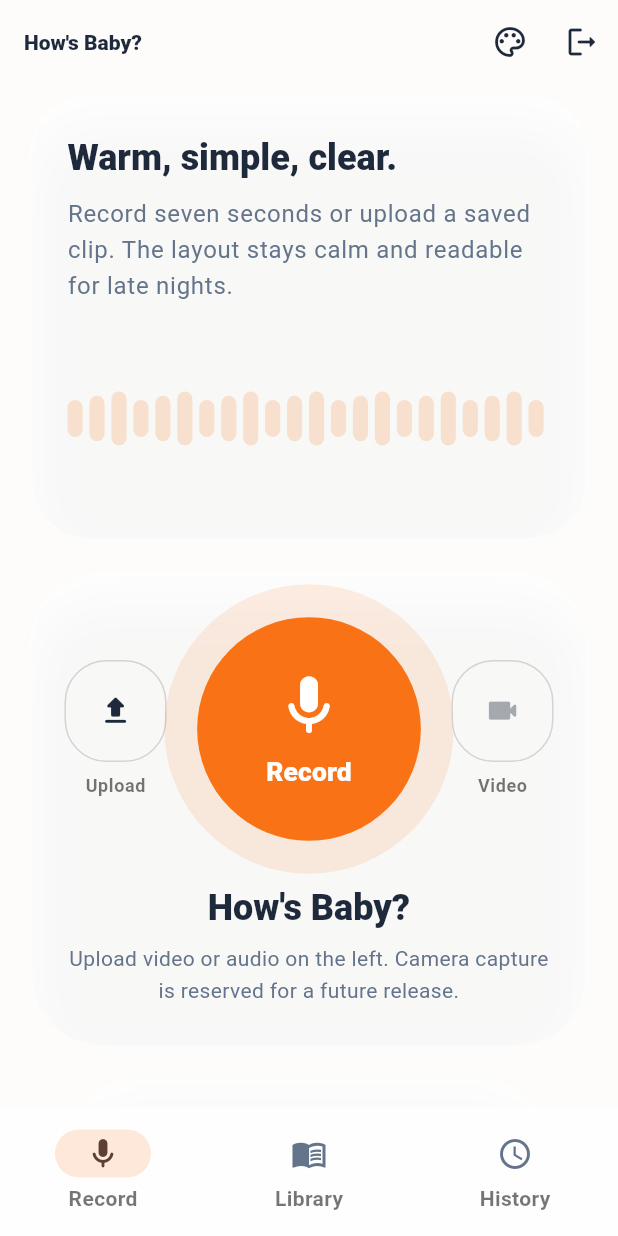
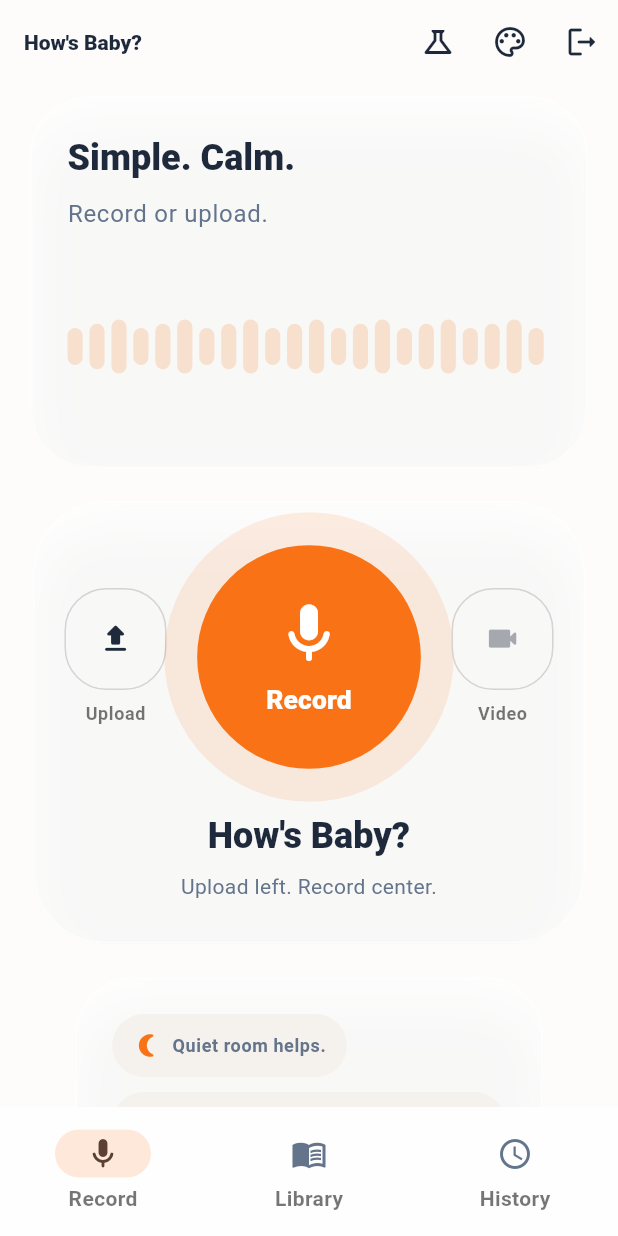
Before and after one commit to fuhao808/ai-baby-cry-copilot, a Flutter app: the screen it shows once a user with an empty profile is signed in, on a phone screen of 412 x 824 dp. Run offline on Flutter 3.47's test engine with Material 3 defaults, Android fonts, the phone set to English and light mode, and no system bars; our stand-ins replace cloud_firestore, dio, file_picker, firebase_auth, firebase_core, firebase_storage and 3 more; missing offline and left inert: audio_session, record; accounts and stored records are empty; network calls fail.

Commit message:
Polish Baby No Cry test mode and branding

```diff
--- a/frontend/lib/main.dart
+++ b/frontend/lib/main.dart
@@ -15,7 +15,7 @@
 Future<void> main() async {
   WidgetsFlutterBinding.ensureInitialized();
   await _initializeFirebase();
-  runApp(const ProviderScope(child: BabyCryCopilotApp()));
+  runApp(const ProviderScope(child: BabyNoCryApp()));
 }
 
 Future<void> _initializeFirebase() async {
@@ -31,15 +31,15 @@
   }
 }
 
-class BabyCryCopilotApp extends ConsumerWidget {
-  const BabyCryCopilotApp({super.key});
+class BabyNoCryApp extends ConsumerWidget {
+  const BabyNoCryApp({super.key});
 
   @override
   Widget build(BuildContext context, WidgetRef ref) {
     final palette = ref.watch(themeSettingsProvider).palette;
     return MaterialApp(
       debugShowCheckedModeBanner: false,
-      title: 'AI Baby Cry Copilot',
+      title: 'Baby No Cry',
       themeMode: ThemeMode.system,
       theme: buildAppTheme(palette: palette, brightness: Brightness.light),
       darkTheme: buildAppTheme(palette: palette, brightness: Brightness.dark),
--- a/frontend/lib/screens/auth_screen.dart
+++ b/frontend/lib/screens/auth_screen.dart
@@ -65,7 +65,7 @@
                   ),
                   const SizedBox(height: 24),
                   Text(
-                    'AI Baby Cry Copilot',
+                    'Baby No Cry',
                     textAlign: TextAlign.center,
                     style: Theme.of(context).textTheme.headlineMedium?.copyWith(
                           fontWeight: FontWeight.w800,
@@ -73,7 +73,7 @@
                   ),
                   const SizedBox(height: 12),
                   Text(
-                    'System-adaptive soothing design, instant cry analysis, and reusable audio history from live recordings or uploaded videos.',
+                    'A softer baby-cry guide with quick analysis, replayable audio, and a clean late-night interface.',
                     textAlign: TextAlign.center,
                     style: Theme.of(context).textTheme.bodyLarge?.copyWith(
                           color: Theme.of(context).colorScheme.onSurfaceVariant,
--- a/frontend/lib/screens/home_screen.dart
+++ b/frontend/lib/screens/home_screen.dart
@@ -2,6 +2,8 @@
 import 'package:flutter/material.dart';
 import 'package:flutter_riverpod/flutter_riverpod.dart';
 
+import '../data/sample_cry_catalog.dart';
+import '../providers/app_mode_controller.dart';
 import '../providers/recording_flow_controller.dart';
 import '../widgets/breathing_spectrum.dart';
 import '../widgets/frosted_panel.dart';
@@ -16,6 +18,7 @@
   Widget build(BuildContext context, WidgetRef ref) {
     final state = ref.watch(recordingFlowControllerProvider);
     final controller = ref.watch(recordingFlowControllerProvider.notifier);
+    final isTestMode = ref.watch(appModeProvider).isTestMode;
     final isRecording = state.phase == RecordingPhase.recording;
 
     return SingleChildScrollView(
@@ -29,12 +32,12 @@
                 Text(
                   isRecording
                       ? 'Listening now.'
-                      : 'Warm, simple, clear.',
+                      : 'Simple. Calm.',
                   style: Theme.of(context).textTheme.headlineSmall,
                 ),
                 const SizedBox(height: 10),
                 Text(
-                  'Record seven seconds or upload a saved clip. The layout stays calm and readable for late nights.',
+                  'Record or upload.',
                   style: Theme.of(context).textTheme.bodyLarge?.copyWith(
                         color: Theme.of(context).colorScheme.onSurfaceVariant,
                         height: 1.5,
@@ -97,7 +100,7 @@
                 Text(
                   isRecording
                       ? 'Hold steady for seven seconds while the spectrum breathes.'
-                      : 'Upload video or audio on the left. Camera capture is reserved for a future release.',
+                      : 'Upload left. Record center.',
                   textAlign: TextAlign.center,
                   style: Theme.of(context).textTheme.bodyMedium?.copyWith(
                         color: Theme.of(context).colorScheme.onSurfaceVariant,
@@ -108,6 +111,52 @@
             ),
           ),
           const SizedBox(height: 22),
+          if (isTestMode) ...[
+            const SizedBox(height: 22),
+            FrostedPanel(
+              child: Column(
+                crossAxisAlignment: CrossAxisAlignment.start,
+                children: [
+                  Row(
+                    children: [
+                      Icon(
+                        Icons.science_rounded,
+                        color: Theme.of(context).colorScheme.primary,
+                      ),
+                      const SizedBox(width: 10),
+                      Text(
+                        'Test Mode',
+                        style: Theme.of(context).textTheme.titleLarge,
+                      ),
+                    ],
+                  ),
+                  const SizedBox(height: 8),
+                  Text(
+                    'Bundled sample shortcuts for developer testing.',
+                    style: Theme.of(context).textTheme.bodyMedium?.copyWith(
+                          color: Theme.of(context).colorScheme.onSurfaceVariant,
+                        ),
+                  ),
+                  const SizedBox(height: 16),
+                  Wrap(
+                    spacing: 10,
+                    runSpacing: 10,
+                    children: [
+                      for (final sample in sampleCryCatalog)
+                        FilledButton.tonal(
+                          onPressed: () => controller.analyzeSampleAsset(
+                            userId: user.uid,
+                            assetPath: sample.assetPath,
+                            fileName: sample.fileName,
+                          ),
+                          child: Text(sample.title),
+                        ),
+                    ],
+                  ),
+                ],
+              ),
+            ),
+          ] else ...[
             FrostedPanel(
               child: Wrap(
                 spacing: 10,
@@ -128,6 +177,7 @@
                 ],
               ),
             ),
+          ],
           if (state.errorMessage != null) ...[
             const SizedBox(height: 16),
             Text(
--- a/frontend/lib/screens/main_tabbed_screen.dart
+++ b/frontend/lib/screens/main_tabbed_screen.dart
@@ -2,6 +2,7 @@
 import 'package:flutter/material.dart';
 import 'package:flutter_riverpod/flutter_riverpod.dart';
 
+import '../providers/app_mode_controller.dart';
 import '../providers/recording_flow_controller.dart';
 import '../widgets/theme_palette_sheet.dart';
 import 'guide_screen.dart';
@@ -23,9 +24,10 @@
   @override
   Widget build(BuildContext context) {
     final flowState = ref.watch(recordingFlowControllerProvider);
+    final isTestMode = ref.watch(appModeProvider).isTestMode;
     final pages = [
       HomeScreen(user: widget.user),
-      GuideScreen(userId: widget.user.uid),
+      const GuideScreen(),
       HistoryScreen(userId: widget.user.uid),
     ];
     final title = switch (_currentIndex) {
@@ -34,7 +36,7 @@
           RecordingPhase.analyzing => 'AI is Thinking...',
           _ => "How's Baby?",
         },
-      1 => 'Cry Library',
+      1 => 'Library',
       _ => 'Recent History',
     };
 
@@ -45,6 +47,13 @@
           child: Text(title, key: ValueKey(title)),
         ),
         actions: [
+          IconButton(
+            tooltip: isTestMode ? 'Disable test mode' : 'Enable test mode',
+            onPressed: () => ref.read(appModeProvider.notifier).toggleTestMode(),
+            icon: Icon(
+              isTestMode ? Icons.science_rounded : Icons.science_outlined,
+            ),
+          ),
           const ThemePaletteButton(),
           IconButton(
             tooltip: 'Sign out',
```
Also changed, not shown: frontend/lib/providers/app_mode_controller.dart (added, +39 -0 lines), frontend/lib/screens/guide_screen.dart (+29 -37 lines), 2 other files. Lines whose indentation alone changed are shown as unchanged.
